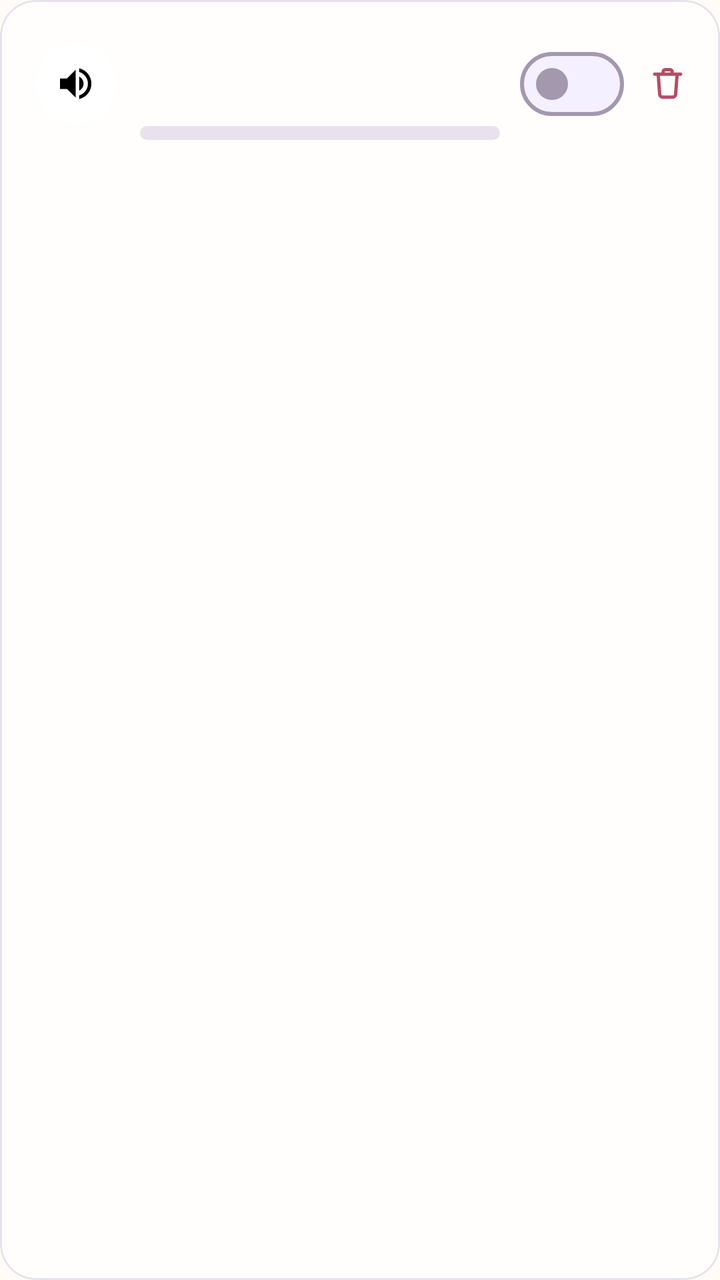
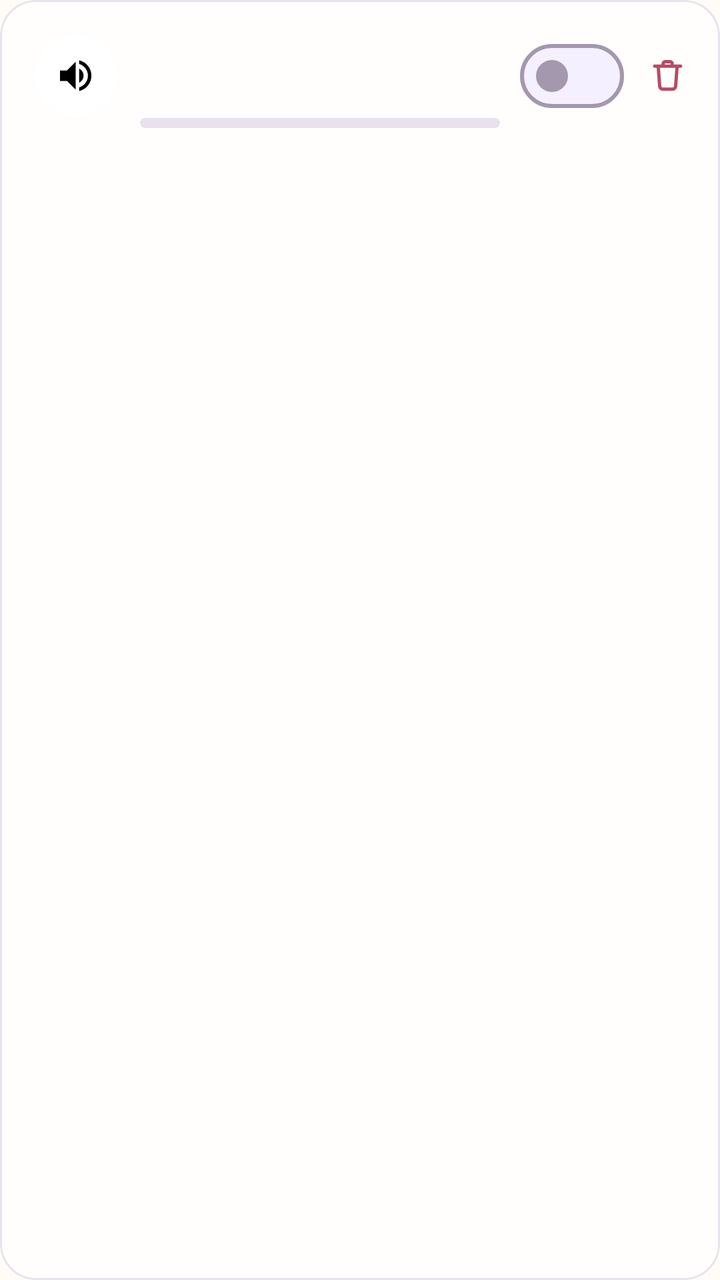

Screens rendered from an Android XML layout before and after an edit, with the pre-edit source and the edit as a unified diff.
<!-- AndroidManifest.xml: application theme Theme.KidCare -->
<!-- res/layout/item_schedule.xml -->
<?xml version="1.0" encoding="utf-8"?>
<com.google.android.material.card.MaterialCardView
    xmlns:android="http://schemas.android.com/apk/res/android"
    xmlns:app="http://schemas.android.com/apk/res-auto"
    android:layout_width="match_parent"
    android:layout_height="wrap_content"
    android:layout_marginHorizontal="@dimen/edge"
    android:layout_marginVertical="@dimen/card_gap"
    app:shapeAppearance="@style/ShapeAppearance.KidCare.Medium">

    <LinearLayout
        android:layout_width="match_parent"
        android:layout_height="wrap_content"
        android:baselineAligned="false"
        android:gravity="center_vertical"
        android:orientation="horizontal"
        android:paddingStart="@dimen/card_pad"
        android:paddingEnd="4dp"
        android:paddingVertical="8dp">

        <LinearLayout
            android:id="@+id/row_body"
            android:layout_width="0dp"
            android:layout_height="wrap_content"
            android:layout_weight="1"
            android:background="?attr/selectableItemBackground"
            android:baselineAligned="false"
            android:clickable="true"
            android:focusable="true"
            android:gravity="center_vertical"
            android:minHeight="48dp"
            android:orientation="horizontal"
            android:paddingHorizontal="4dp"
            android:paddingVertical="6dp">

            
            <FrameLayout
                android:id="@+id/mode_sticker"
                android:layout_width="40dp"
                android:layout_height="40dp"
                android:layout_marginEnd="12dp"
                android:background="@drawable/bg_sticker_circle">

                <ImageView
                    android:id="@+id/mode_icon"
                    android:layout_width="21dp"
                    android:layout_height="21dp"
                    android:layout_gravity="center"
                    android:importantForAccessibility="no"
                    android:src="@drawable/ic_volume_up" />
            </FrameLayout>

            <LinearLayout
                android:layout_width="0dp"
                android:layout_height="wrap_content"
                android:layout_weight="1"
                android:orientation="vertical">

                <TextView
                    android:id="@+id/title_text"
                    android:layout_width="match_parent"
                    android:layout_height="wrap_content"
                    android:textAppearance="?attr/textAppearanceTitleMedium" />

                <TextView
                    android:id="@+id/detail_text"
                    android:layout_width="match_parent"
                    android:layout_height="wrap_content"
                    android:textAppearance="?attr/textAppearanceBodySmall"
                    android:textColor="?attr/colorOnSurfaceVariant" />

                
                <LinearLayout
                    android:id="@+id/day_ribbon"
                    android:layout_width="match_parent"
                    android:layout_height="7dp"
                    android:layout_marginTop="7dp"
                    android:background="@drawable/bg_ribbon_track"
                    android:orientation="horizontal">

                    <View
                        android:id="@+id/ribbon_head"
                        android:layout_width="0dp"
                        android:layout_height="match_parent" />

                    <View
                        android:id="@+id/ribbon_middle"
                        android:layout_width="0dp"
                        android:layout_height="match_parent" />

                    <View
                        android:id="@+id/ribbon_tail"
                        android:layout_width="0dp"
                        android:layout_height="match_parent" />
                </LinearLayout>
            </LinearLayout>
        </LinearLayout>

        <com.google.android.material.materialswitch.MaterialSwitch
            android:id="@+id/enabled_switch"
            android:layout_width="wrap_content"
            android:layout_height="wrap_content"
            android:layout_marginStart="6dp"
            android:minHeight="48dp" />

        <com.google.android.material.button.MaterialButton
            android:id="@+id/delete_button"
            style="@style/Widget.KidCare.Button.Text"
            android:layout_width="44dp"
            android:layout_height="44dp"
            android:contentDescription="@string/schedule_delete"
            android:insetLeft="0dp"
            android:insetTop="0dp"
            android:insetRight="0dp"
            android:insetBottom="0dp"
            android:minWidth="0dp"
            android:minHeight="0dp"
            android:paddingHorizontal="0dp"
            app:icon="@drawable/ic_trash"
            app:iconGravity="textStart"
            app:iconPadding="0dp"
            app:iconSize="21dp"
            app:iconTint="@color/berry_ink" />
    </LinearLayout>
</com.google.android.material.card.MaterialCardView>
<!-- resources referenced by this layout -->
<resources>
  <color name="berry_ink">#B64C66</color>
  <dimen name="card_gap">5dp</dimen>
  <dimen name="card_pad">14dp</dimen>
  <dimen name="edge">20dp</dimen>
  <!-- drawable bg_ribbon_track (drawable) -->
  <shape xmlns:android="http://schemas.android.com/apk/res/android" android:shape="rectangle">
      <solid android:color="@color/line_soft" />
      <corners android:radius="5dp" />
  </shape>
  <!-- drawable bg_sticker_circle (drawable) -->
  <shape xmlns:android="http://schemas.android.com/apk/res/android" android:shape="oval">
      <solid android:color="@android:color/white" />
  </shape>
  <string name="schedule_delete" formatted="false">Delete</string>
  <style parent="" name="ShapeAppearance.KidCare.Medium">
          <item name="cornerFamily">rounded</item>
          <item name="cornerSize">18dp</item>
      </style>
  <color name="line_soft">#E9E1ED</color>
  <color name="sky">#826DCC</color>
  <color name="on_accent">#FFFFFF</color>
  <color name="sky_soft">#EEE9FF</color>
  <color name="ink">#342D3F</color>
  <color name="apricot">#F2A05F</color>
  <color name="apricot_soft">#FFF0E2</color>
  <color name="on_apricot_soft">#5A3216</color>
  <color name="grass">#7E9D68</color>
  <color name="grass_soft">#EDF4E7</color>
  <color name="paper_card">#FFFEFC</color>
  <color name="berry_soft">#FDE8F2</color>
  <color name="on_berry_soft">#5B213C</color>
  <color name="paper">#FFFBF6</color>
  <color name="paper_fold">#F5F0FF</color>
  <color name="ink_soft">#776E84</color>
  <color name="line">#A398AE</color>
  <style parent="" name="ShapeAppearance.KidCare.ExtraSmall">
          <item name="cornerFamily">rounded</item>
          <item name="cornerSize">6dp</item>
      </style>
  <style parent="" name="ShapeAppearance.KidCare.Small">
          <item name="cornerFamily">rounded</item>
          <item name="cornerSize">12dp</item>
      </style>
  <style parent="" name="ShapeAppearance.KidCare.Large">
          <item name="cornerFamily">rounded</item>
          <item name="cornerSize">24dp</item>
      </style>
  <style parent="" name="ShapeAppearance.KidCare.ExtraLarge">
          <item name="cornerFamily">rounded</item>
          <item name="cornerSize">28dp</item>
      </style>
  <style name="TextAppearance.KidCare.TitleLarge" parent="TextAppearance.Material3.TitleLarge">
          <item name="android:textSize">21sp</item><item name="android:fontFamily">sans-serif-medium</item><item name="lineHeight">28sp</item>
      </style>
  <style name="TextAppearance.KidCare.TitleSmall" parent="TextAppearance.Material3.TitleSmall">
          <item name="android:textSize">16sp</item><item name="android:fontFamily">sans-serif-medium</item><item name="lineHeight">23sp</item>
      </style>
  <style name="TextAppearance.KidCare.BodyLarge" parent="TextAppearance.Material3.BodyLarge">
          <item name="android:textSize">17sp</item><item name="lineHeight">26sp</item>
      </style>
  <style name="TextAppearance.KidCare.BodyMedium" parent="TextAppearance.Material3.BodyMedium">
          <item name="android:textSize">15sp</item><item name="lineHeight">23sp</item>
      </style>
  <style name="TextAppearance.KidCare.BodySmall" parent="TextAppearance.Material3.BodySmall">
          <item name="android:textSize">13sp</item><item name="lineHeight">19sp</item>
      </style>
  <style name="TextAppearance.KidCare.LabelLarge" parent="TextAppearance.Material3.LabelLarge">
          <item name="android:textSize">15sp</item><item name="android:fontFamily">sans-serif-medium</item><item name="lineHeight">21sp</item>
      </style>
  <style name="TextAppearance.KidCare.LabelSmall" parent="TextAppearance.Material3.LabelSmall">
          <item name="android:textSize">12sp</item><item name="android:fontFamily">sans-serif-medium</item><item name="lineHeight">16sp</item>
      </style>
  <style parent="" name="ShapeAppearance.KidCare.Pill">
          <item name="cornerFamily">rounded</item>
          <item name="cornerSize">50%</item>
      </style>
  <!-- unchanged entries left out for length: 18 -->
</resources>

<!-- the commit's change to res/layout/item_schedule.xml (unified diff, before → after) -->
@@ -16,7 +16,7 @@
         android:orientation="horizontal"
         android:paddingStart="@dimen/card_pad"
         android:paddingEnd="4dp"
-        android:paddingVertical="8dp">
+        android:paddingVertical="6dp">
 
         <LinearLayout
             android:id="@+id/row_body"
@@ -73,8 +73,8 @@
                 <LinearLayout
                     android:id="@+id/day_ribbon"
                     android:layout_width="match_parent"
-                    android:layout_height="7dp"
-                    android:layout_marginTop="7dp"
+                    android:layout_height="5dp"
+                    android:layout_marginTop="5dp"
                     android:background="@drawable/bg_ribbon_track"
                     android:orientation="horizontal">
 
